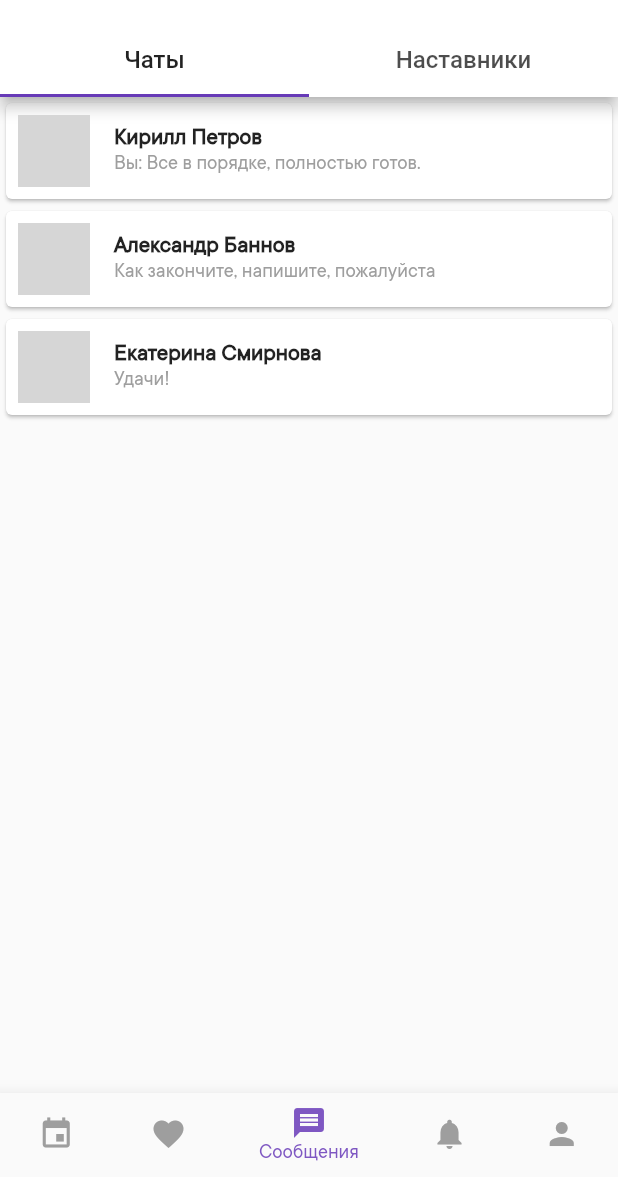
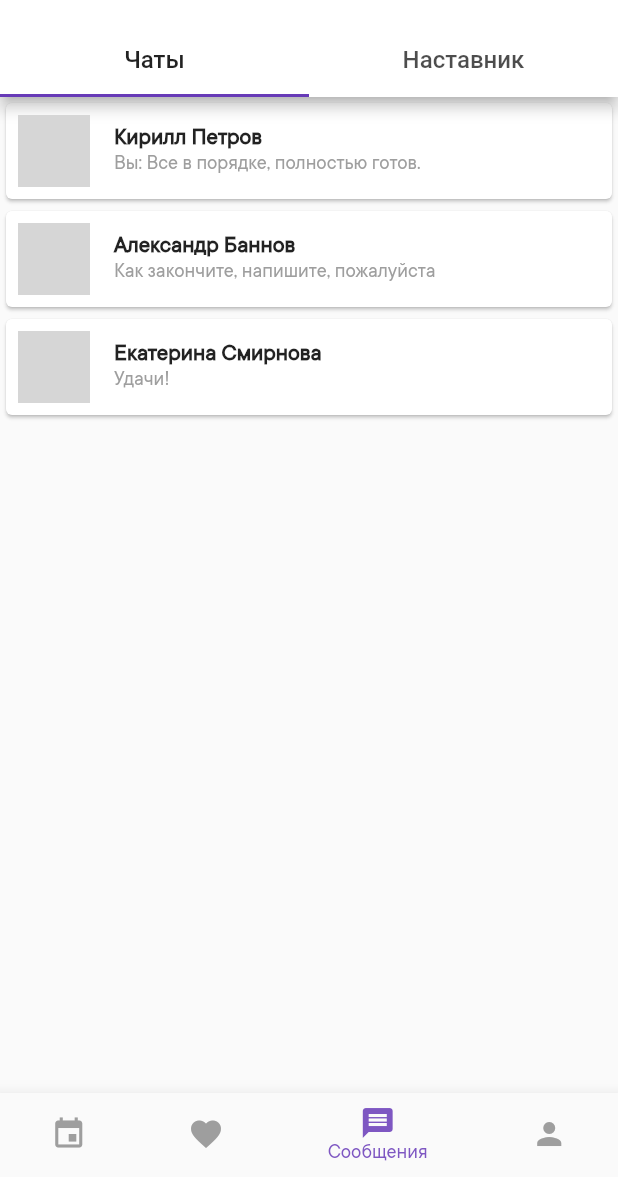
Before and after one commit to Arston24/hackathon-good-company, a Flutter app: the Home screen opened directly, item 3 of the bottom bar chosen, on a phone screen of 412 x 824 dp, the part 59-1236 px from its top. Run offline on Flutter 3.47's test engine with Material 2 defaults, Android fonts, the phone set to English and light mode, and no system bars; our stand-ins replace chips_choice, cloud_firestore, firebase_auth, firebase_core, firebase_storage, flutter_icons and 3 more; missing offline and left inert: cloud_firestore_web, firebase_analytics_web, firebase_auth_web, firebase_core_web, shared_preferences_web; accounts and stored records are empty; network calls fail; Roboto replaces fonts that are missing (Family Name); project files that could hold a hidden picture were left out; grey boxes are pictures that could not be loaded.

Commit message:
small fixes

```diff
--- a/lib/ui/chat/main_chat_screen.dart
+++ b/lib/ui/chat/main_chat_screen.dart
@@ -20,7 +20,7 @@ class _MainChatScreenState extends State<MainChatScreen> {
               labelStyle: TextStyle(fontSize: 16.0,fontFamily: 'Family Name', fontWeight: FontWeight.w500),  //For Selected tab
               tabs: [
                 Tab(text: 'Чаты'),
-                Tab(text: 'Наставники'),
+                Tab(text: 'Наставник'),
               ],
             ),
             title: Text('Сообщения'),
--- a/lib/ui/home.dart
+++ b/lib/ui/home.dart
@@ -24,7 +24,7 @@ class _HomeState extends State<Home> {
     MainEventsScreen(),
     MainFavoriteScreen(),
     MainChatScreen(),
-    NotificationScreen(),
+    // NotificationScreen(),
     ProfileMainScreen()
   ];
 
@@ -58,44 +58,44 @@ class _HomeState extends State<Home> {
           ),
           BottomNavigationBarItem(
             icon: Icon(Icons.favorite),
-            title: Text('Избранные'),
+            title: Text('Мои события'),
           ),
           BottomNavigationBarItem(
             icon: Icon(Icons.message),
             title: Text('Сообщения'),
           ),
-          BottomNavigationBarItem(
-            icon: Stack(
-              children: <Widget>[
-                Icon(Icons.notifications),
-                Positioned(
-                  right: 0,
-                  child: unreadNotifications > 0
-                      ? Container(
-                          padding: EdgeInsets.all(1),
-                          decoration: BoxDecoration(
-                            color: Colors.red,
-                            borderRadius: BorderRadius.circular(6),
-                          ),
-                          constraints: BoxConstraints(
-                            minWidth: 12,
-                            minHeight: 12,
-                          ),
-                          child: Text(
-                            '$unreadNotifications',
-                            style: TextStyle(
-                              color: Colors.white,
-                              fontSize: 8,
-                            ),
-                            textAlign: TextAlign.center,
-                          ),
-                        )
-                      : Container(),
-                )
-              ],
-            ),
-            title: Text('Уведомления'),
-          ),
+          // BottomNavigationBarItem(
+          //   icon: Stack(
+          //     children: <Widget>[
+          //       Icon(Icons.notifications),
+          //       Positioned(
+          //         right: 0,
+          //         child: unreadNotifications > 0
+          //             ? Container(
+          //                 padding: EdgeInsets.all(1),
+          //                 decoration: BoxDecoration(
+          //                   color: Colors.red,
+          //                   borderRadius: BorderRadius.circular(6),
+          //                 ),
+          //                 constraints: BoxConstraints(
+          //                   minWidth: 12,
+          //                   minHeight: 12,
+          //                 ),
+          //                 child: Text(
+          //                   '$unreadNotifications',
+          //                   style: TextStyle(
+          //                     color: Colors.white,
+          //                     fontSize: 8,
+          //                   ),
+          //                   textAlign: TextAlign.center,
+          //                 ),
+          //               )
+          //             : Container(),
+          //       )
+          //     ],
+          //   ),
+          //   title: Text('Уведомления'),
+          // ),
           BottomNavigationBarItem(
               icon: Icon(Icons.person), title: Text('Профиль'))
         ],
--- a/lib/ui/profile/main_profile_screen.dart
+++ b/lib/ui/profile/main_profile_screen.dart
@@ -94,7 +94,7 @@ class ProfileMainScreenState extends State<ProfileMainScreen> {
                     ),
                     Positioned(
                       top: 75,
-                      left: 120,
+                      left: 140,
                       child: Container(
                         width: 150,
                         height: 150,
```
Also changed, not shown: lib/ui/events/event_info_screen.dart (+0 -48 lines), lib/ui/notifications/notification_screen.dart (+24 -1 lines).
